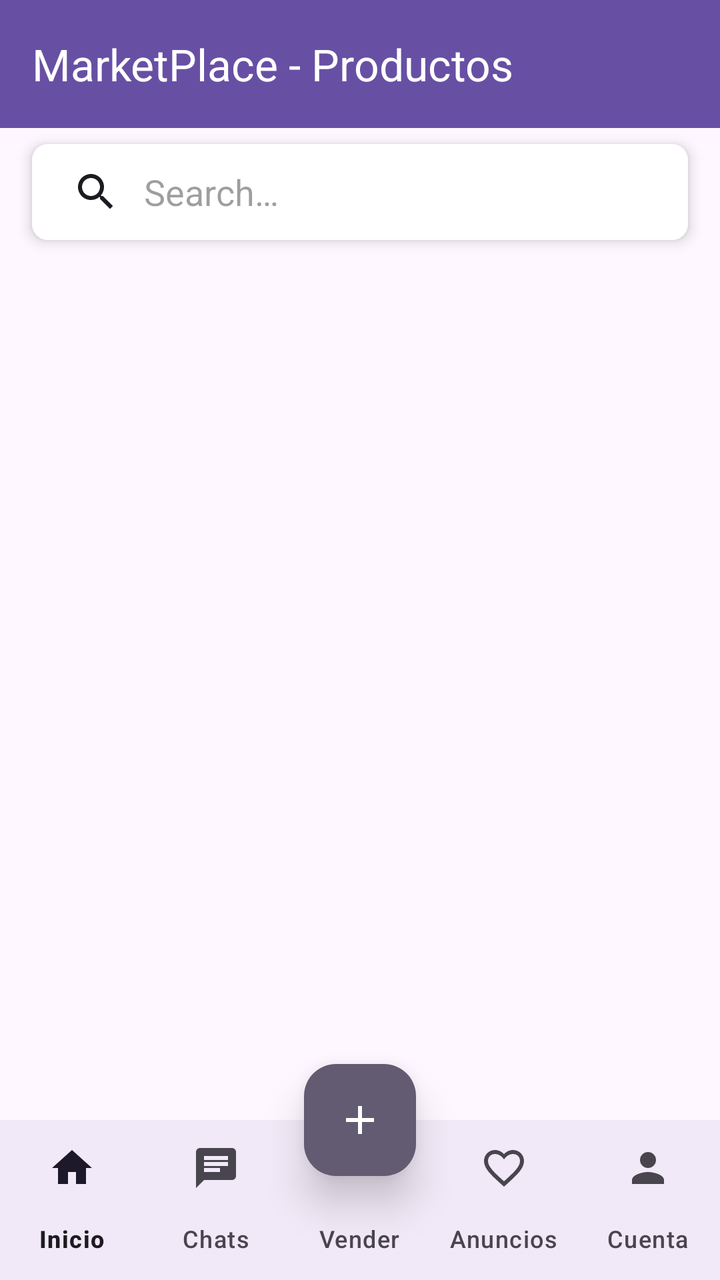
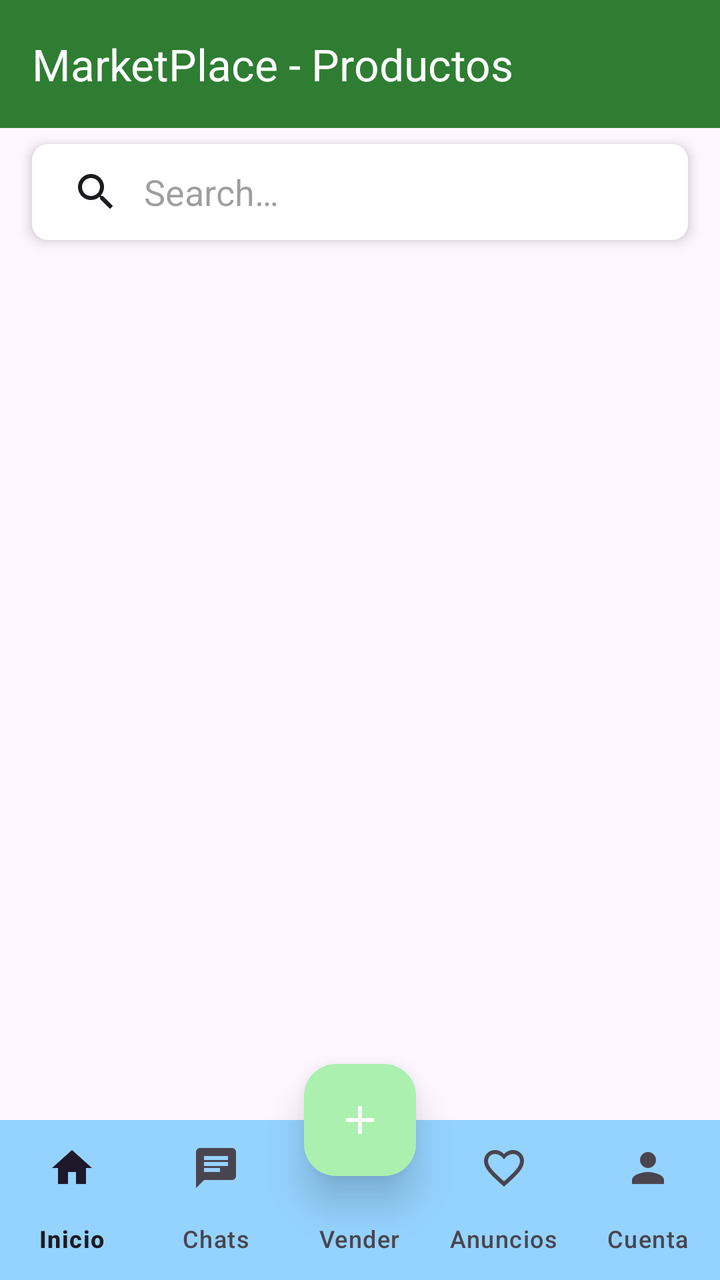

The first picture is an Android layout as it rendered before a commit; the second is the same layout after the commit. The layout source and the unified diff follow.
<!-- AndroidManifest.xml: application theme Theme.MyApplication -->
<!-- res/layout/activity_home.xml -->
<?xml version="1.0" encoding="utf-8"?>
<androidx.coordinatorlayout.widget.CoordinatorLayout
    xmlns:android="http://schemas.android.com/apk/res/android"
    xmlns:app="http://schemas.android.com/apk/res-auto"
    xmlns:tools="http://schemas.android.com/tools"
    android:layout_width="match_parent"
    android:layout_height="match_parent"
    tools:context=".Home">
    <com.google.android.material.appbar.AppBarLayout
        android:id="@+id/appbar_layout"
        android:layout_width="match_parent"
        android:layout_height="wrap_content"
        android:theme="@style/ThemeOverlay.AppCompat.Dark.ActionBar">
        <androidx.appcompat.widget.Toolbar
            android:id="@+id/toolbar_home"
            android:layout_width="match_parent"
            android:layout_height="?attr/actionBarSize"
            android:background="?attr/colorPrimary"
            app:popupTheme="@style/ThemeOverlay.AppCompat.Light"
            app:title="MarketPlace - Productos"
            />
        <androidx.cardview.widget.CardView
            android:id="@+id/card_search_fixed"
            android:layout_width="match_parent"
            android:layout_height="wrap_content"
            android:layout_marginHorizontal="16dp"
            android:layout_marginBottom="8dp"
            android:layout_marginTop="8dp"
            app:cardCornerRadius="8dp"
            app:cardElevation="4dp"
            android:background="@android:color/white"
            >
            <androidx.appcompat.widget.SearchView
                android:id="@+id/search_view_productos"
                android:layout_width="match_parent"
                android:layout_height="wrap_content"
                android:queryHint="Buscar..."
                app:iconifiedByDefault="false"
                app:searchIcon="@drawable/ic_search"
                app:closeIcon="@drawable/ic_close"
                android:paddingVertical="4dp"
                android:background="@android:color/white"
                android:theme="@style/ThemeOverlay.AppCompat.Light"
                />
        </androidx.cardview.widget.CardView>
    </com.google.android.material.appbar.AppBarLayout>
    <androidx.recyclerview.widget.RecyclerView
        android:id="@+id/rv_productos"
        android:layout_width="match_parent"
        android:layout_height="match_parent"
        android:padding="8dp"
        android:clipToPadding="false"
        android:layout_marginBottom="88dp"
        app:layout_behavior="@string/appbar_scrolling_view_behavior"
        tools:listitem="@layout/item_producto" />
    <com.google.android.material.bottomnavigation.BottomNavigationView
        android:id="@+id/bottom_navigation_view"
        android:layout_width="match_parent"
        android:layout_height="wrap_content"
        android:layout_gravity="bottom"
        android:background="?android:attr/windowBackground"
        app:menu="@menu/bottom_nav_menu"
        app:labelVisibilityMode="labeled"
         />
    <com.google.android.material.floatingactionbutton.FloatingActionButton
        android:id="@+id/fab_publicar"
        android:layout_width="wrap_content"
        android:layout_height="wrap_content"
        app:layout_anchor="@id/bottom_navigation_view"
        app:layout_anchorGravity="top|center"
        android:layout_marginBottom="0dp"
        app:srcCompat="@drawable/ic_add"
        app:backgroundTint="?attr/colorAccent"
        app:tint="@android:color/white"
        app:elevation="12dp"
        android:contentDescription="Publicar un nuevo producto"/>
</androidx.coordinatorlayout.widget.CoordinatorLayout>
<!-- res/layout/item_producto.xml (included above) -->
<?xml version="1.0" encoding="utf-8"?>
<androidx.cardview.widget.CardView
    xmlns:android="http://schemas.android.com/apk/res/android"
    xmlns:app="http://schemas.android.com/apk/res-auto"
    android:layout_width="match_parent"
    android:layout_height="wrap_content"
    android:layout_margin="8dp"
    app:cardCornerRadius="12dp"
    app:cardElevation="4dp">
    <androidx.constraintlayout.widget.ConstraintLayout
        android:layout_width="match_parent"
        android:layout_height="wrap_content"
        android:paddingBottom="8dp">
        
        <ImageView
            android:id="@+id/iv_producto_imagen"
            android:layout_width="0dp"
            android:layout_height="200dp"
            android:scaleType="centerCrop"
            android:src="@drawable/bicicleta"
            android:contentDescription="Imagen del producto en venta"
            app:layout_constraintTop_toTopOf="parent"
            app:layout_constraintStart_toStartOf="parent"
            app:layout_constraintEnd_toEndOf="parent" />
        
        <TextView
            android:id="@+id/tv_producto_titulo"
            android:layout_width="0dp"
            android:layout_height="wrap_content"
            android:layout_marginStart="16dp"
            android:layout_marginTop="12dp"
            android:layout_marginEnd="16dp"
            android:text="Nombre del Producto Atractivo"
            android:textSize="18sp"
            android:textStyle="bold"
            android:textColor="@color/black"
            android:maxLines="1"
            android:ellipsize="end"
            app:layout_constraintEnd_toEndOf="parent"
            app:layout_constraintStart_toStartOf="parent"
            app:layout_constraintTop_toBottomOf="@+id/iv_producto_imagen" />
        
        <TextView
            android:id="@+id/tv_producto_precio"
            android:layout_width="wrap_content"
            android:layout_height="wrap_content"
            android:layout_marginTop="4dp"
            android:text="$ 99.990"
            android:textSize="20sp"
            android:textStyle="bold"
            android:textColor="?attr/colorAccent"
            app:layout_constraintStart_toStartOf="@+id/tv_producto_titulo"
            app:layout_constraintTop_toBottomOf="@+id/tv_producto_titulo" />
        
        <TextView
            android:id="@+id/tv_producto_vendedor"
            android:layout_width="wrap_content"
            android:layout_height="wrap_content"
            android:layout_marginEnd="16dp"
            android:text="Vendido por: [Usuario]"
            android:textSize="12sp"
            android:textColor="@android:color/darker_gray"

            app:layout_constraintBaseline_toBaselineOf="@+id/tv_producto_precio"
            app:layout_constraintEnd_toEndOf="parent" />
    </androidx.constraintlayout.widget.ConstraintLayout>
</androidx.cardview.widget.CardView>
<!-- resources referenced by this layout -->
<resources>
  <color name="black">#FF000000</color>
  <!-- drawable bicicleta: png bitmap (drawable, 168451 bytes) -->
  <!-- drawable ic_add (drawable) -->
  <vector xmlns:android="http://schemas.android.com/apk/res/android"
      android:width="24dp"
      android:height="24dp"
      android:viewportWidth="24"
      android:viewportHeight="24"
      android:tint="?attr/colorOnSecondary">
      
      <path
          android:fillColor="@android:color/white"
          android:pathData="M19,13h-6v6h-2v-6H5v-2h6V5h2v6h6v2z"/>
  </vector>
  <!-- drawable ic_close (drawable) -->
  <?xml version="1.0" encoding="utf-8"?>
  <vector xmlns:android="http://schemas.android.com/apk/res/android"
      android:width="24dp"
      android:height="24dp"
      android:viewportWidth="24"
      android:viewportHeight="24"
      android:tint="?attr/colorOnSurface">
  
      <path
          android:fillColor="@android:color/white"
          android:pathData="M19,6.41L17.59,5 12,10.59 6.41,5 5,6.41 10.59,12 5,17.59 6.41,19 12,13.41 17.59,19 19,17.59 13.41,12z"/>
  </vector>
  <!-- drawable ic_search (drawable) -->
  <?xml version="1.0" encoding="utf-8"?>
  <vector xmlns:android="http://schemas.android.com/apk/res/android"
      android:width="24dp"
      android:height="24dp"
      android:viewportWidth="24"
      android:viewportHeight="24"
      android:tint="?attr/colorOnSurface">
      <path
          android:fillColor="@android:color/black"
          android:pathData="M15.5,14h-0.79l-0.28,-0.27C15.41,12.59 16,11.11 16,9.5 16,5.91 13.09,3 9.5,3S3,5.91 3,9.5 5.91,16 9.5,16c1.61,0 3.09,-0.59 4.23,-1.57l0.27,0.28v0.79l5,4.99L20.49,19l-4.99,-5zM9.5,14C7.01,14 5,11.99 5,9.5S7.01,5 9.5,5 14,7.01 14,9.5 11.99,14 9.5,14z"/>
  </vector>
  <style name="Theme.MyApplication" parent="Base.Theme.MyApplication" />
  <style name="Base.Theme.MyApplication" parent="Theme.Material3.DayNight.NoActionBar">
          
          
      </style>
</resources>

<!-- the commit's change to res/layout/activity_home.xml (unified diff, before → after) -->
@@ -15,7 +15,7 @@
             android:id="@+id/toolbar_home"
             android:layout_width="match_parent"
             android:layout_height="?attr/actionBarSize"
-            android:background="?attr/colorPrimary"
+            android:background="@color/verdeEtiqueta"
             app:popupTheme="@style/ThemeOverlay.AppCompat.Light"
             app:title="MarketPlace - Productos"
             />
@@ -58,7 +58,7 @@
         android:layout_width="match_parent"
         android:layout_height="wrap_content"
         android:layout_gravity="bottom"
-        android:background="?android:attr/windowBackground"
+        android:background="@color/azul"
         app:menu="@menu/bottom_nav_menu"
         app:labelVisibilityMode="labeled"
          />
@@ -70,7 +70,7 @@
         app:layout_anchorGravity="top|center"
         android:layout_marginBottom="0dp"
         app:srcCompat="@drawable/ic_add"
-        app:backgroundTint="?attr/colorAccent"
+        app:backgroundTint="@color/verdeclaro"
         app:tint="@android:color/white"
         app:elevation="12dp"
         android:contentDescription="Publicar un nuevo producto"/>
@@ -111,7 +111,7 @@
             android:text="Nombre del Producto Atractivo"
             android:textSize="18sp"
             android:textStyle="bold"
-            android:textColor="@color/black"
+            android:textColor="@color/verdeEtiqueta"
             android:maxLines="1"
             android:ellipsize="end"
             app:layout_constraintEnd_toEndOf="parent"
<!-- resource entries referenced after the edit -->
@@ -1,6 +1,8 @@
 <!-- resources referenced by this layout -->
 <resources>
-  <color name="black">#FF000000</color>
+  <color name="azul">#95D3FF</color>
+  <color name="verdeEtiqueta">#2E7D32</color>
+  <color name="verdeclaro">#ACF0AF</color>
   <!-- drawable bicicleta: png bitmap (drawable, 168451 bytes) -->
   <!-- drawable ic_add (drawable) -->
   <vector xmlns:android="http://schemas.android.com/apk/res/android"
